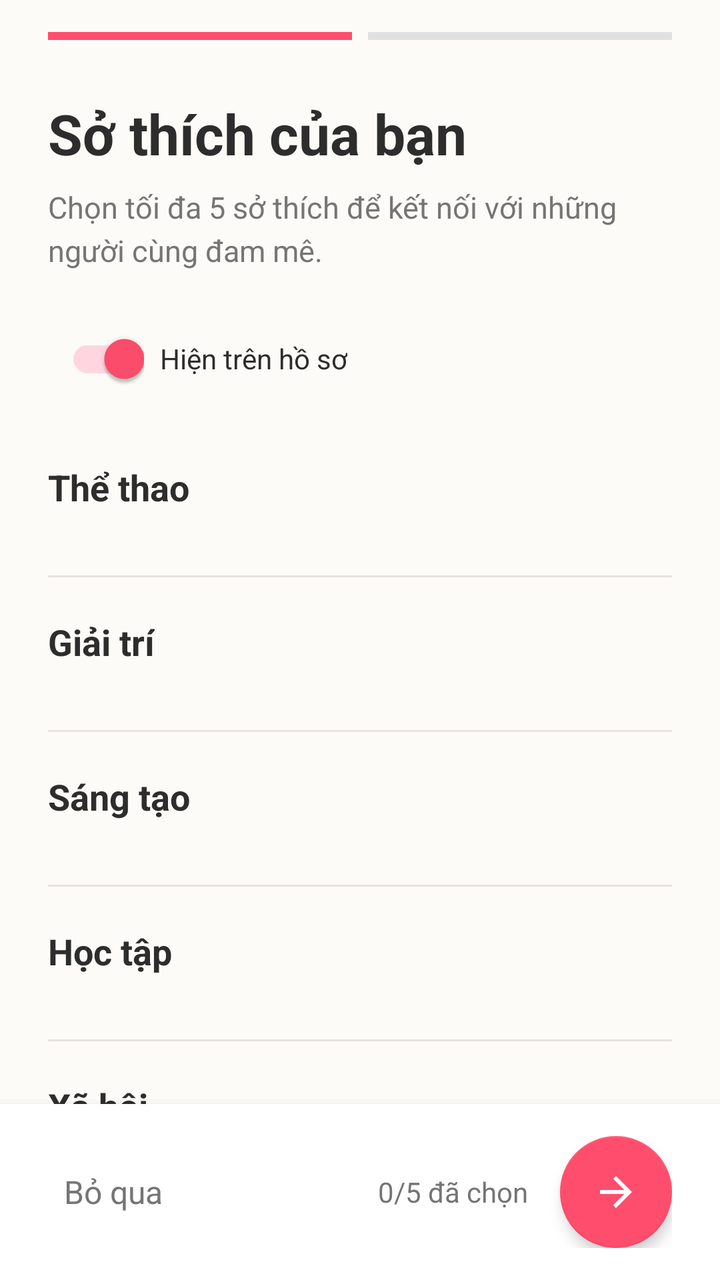
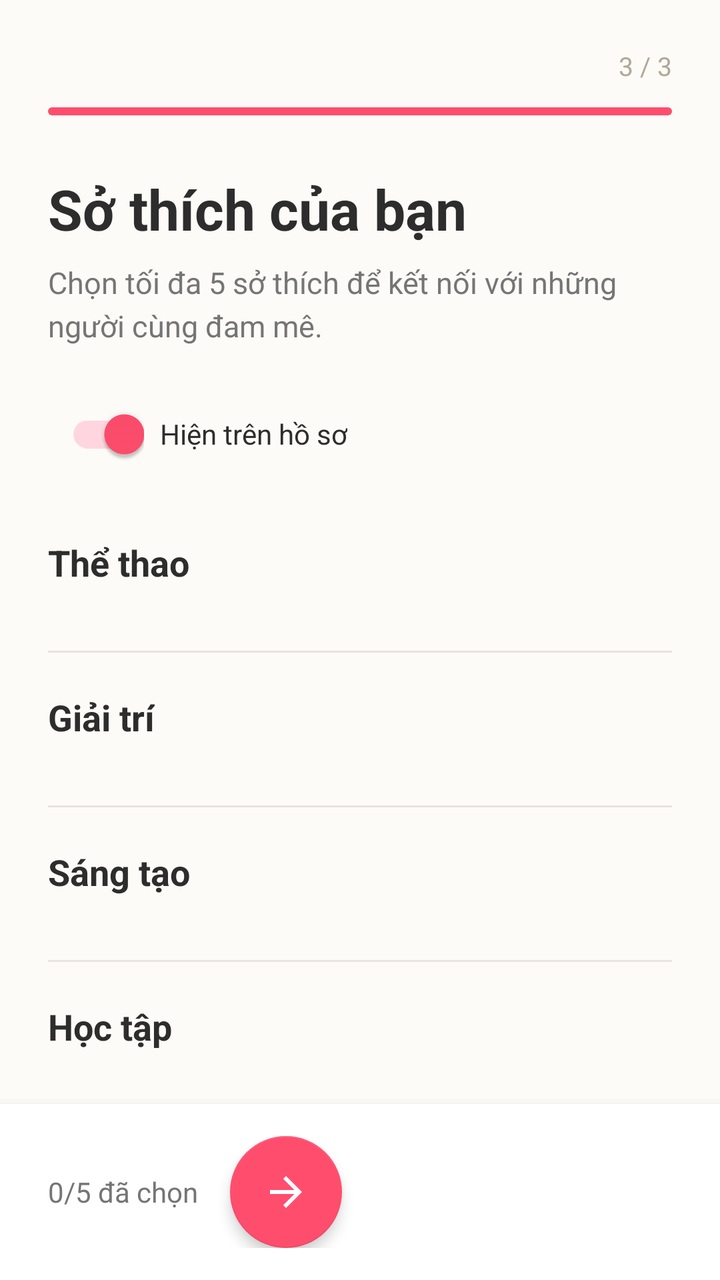

Two renders of the same Android screen: before a commit and after it. Below are the layout's source before the change and the commit's diff.
<!-- AndroidManifest.xml: application theme Theme.Weconnect -->
<!-- res/layout/activity_onboarding.xml -->
<?xml version="1.0" encoding="utf-8"?>
<androidx.constraintlayout.widget.ConstraintLayout
    xmlns:android="http://schemas.android.com/apk/res/android"
    xmlns:app="http://schemas.android.com/apk/res-auto"
    android:layout_width="match_parent"
    android:layout_height="match_parent"
    android:background="@color/soft_beige"
    android:fitsSystemWindows="true">

    
    <LinearLayout
        android:id="@+id/progressBarContainer"
        android:layout_width="match_parent"
        android:layout_height="wrap_content"
        android:orientation="horizontal"
        android:paddingHorizontal="24dp"
        android:paddingTop="16dp"
        app:layout_constraintTop_toTopOf="parent">

        <View
            android:id="@+id/progressStep1"
            android:layout_width="0dp"
            android:layout_height="4dp"
            android:layout_weight="1"
            android:layout_marginEnd="4dp"
            android:background="@color/primary_pink" />

        <View
            android:id="@+id/progressStep2"
            android:layout_width="0dp"
            android:layout_height="4dp"
            android:layout_weight="1"
            android:layout_marginStart="4dp"
            android:background="#E0E0E0" />
    </LinearLayout>

    <androidx.core.widget.NestedScrollView
        android:layout_width="match_parent"
        android:layout_height="0dp"
        android:fillViewport="true"
        app:layout_constraintTop_toBottomOf="@id/progressBarContainer"
        app:layout_constraintBottom_toTopOf="@id/bottomBar">

        <LinearLayout
            android:layout_width="match_parent"
            android:layout_height="wrap_content"
            android:orientation="vertical"
            android:paddingHorizontal="24dp"
            android:paddingTop="28dp"
            android:paddingBottom="24dp">

            <TextView
                android:layout_width="wrap_content"
                android:layout_height="wrap_content"
                android:text="Sở thích của bạn"
                android:textColor="@color/text_primary"
                android:textSize="28sp"
                android:textStyle="bold" />

            <TextView
                android:layout_width="wrap_content"
                android:layout_height="wrap_content"
                android:layout_marginTop="8dp"
                android:text="Chọn tối đa 5 sở thích để kết nối với những người cùng đam mê."
                android:textColor="@color/text_secondary"
                android:textSize="15sp"
                android:lineSpacingExtra="4dp" />

            
            <LinearLayout
                android:layout_width="wrap_content"
                android:layout_height="wrap_content"
                android:layout_marginTop="20dp"
                android:gravity="center_vertical"
                android:orientation="horizontal">

                <com.google.android.material.switchmaterial.SwitchMaterial
                    android:id="@+id/switchShowOnProfile"
                    android:layout_width="wrap_content"
                    android:layout_height="wrap_content"
                    android:checked="true"
                    app:thumbTint="@color/primary_pink"
                    app:trackTint="#FFD6DF" />

                <TextView
                    android:layout_width="wrap_content"
                    android:layout_height="wrap_content"
                    android:layout_marginStart="8dp"
                    android:text="Hiện trên hồ sơ"
                    android:textColor="@color/text_primary"
                    android:textSize="14sp" />
            </LinearLayout>

            
            <TextView
                android:layout_width="wrap_content"
                android:layout_height="wrap_content"
                android:layout_marginTop="28dp"
                android:text="Thể thao"
                android:textColor="@color/text_primary"
                android:textSize="18sp"
                android:textStyle="bold" />

            <com.google.android.material.chip.ChipGroup
                android:id="@+id/chipGroupSport"
                android:layout_width="match_parent"
                android:layout_height="wrap_content"
                android:layout_marginTop="12dp"
                app:chipSpacingHorizontal="8dp"
                app:chipSpacingVertical="8dp"
                app:singleLine="false" />

            <View
                android:layout_width="match_parent"
                android:layout_height="1dp"
                android:layout_marginTop="20dp"
                android:background="#E8E4DE" />

            
            <TextView
                android:layout_width="wrap_content"
                android:layout_height="wrap_content"
                android:layout_marginTop="20dp"
                android:text="Giải trí"
                android:textColor="@color/text_primary"
                android:textSize="18sp"
                android:textStyle="bold" />

            <com.google.android.material.chip.ChipGroup
                android:id="@+id/chipGroupEntertainment"
                android:layout_width="match_parent"
                android:layout_height="wrap_content"
                android:layout_marginTop="12dp"
                app:chipSpacingHorizontal="8dp"
                app:chipSpacingVertical="8dp"
                app:singleLine="false" />

            <View
                android:layout_width="match_parent"
                android:layout_height="1dp"
                android:layout_marginTop="20dp"
                android:background="#E8E4DE" />

            
            <TextView
                android:layout_width="wrap_content"
                android:layout_height="wrap_content"
                android:layout_marginTop="20dp"
                android:text="Sáng tạo"
                android:textColor="@color/text_primary"
                android:textSize="18sp"
                android:textStyle="bold" />

            <com.google.android.material.chip.ChipGroup
                android:id="@+id/chipGroupCreative"
                android:layout_width="match_parent"
                android:layout_height="wrap_content"
                android:layout_marginTop="12dp"
                app:chipSpacingHorizontal="8dp"
                app:chipSpacingVertical="8dp"
                app:singleLine="false" />

            <View
                android:layout_width="match_parent"
                android:layout_height="1dp"
                android:layout_marginTop="20dp"
                android:background="#E8E4DE" />

            
            <TextView
                android:layout_width="wrap_content"
                android:layout_height="wrap_content"
                android:layout_marginTop="20dp"
                android:text="Học tập"
                android:textColor="@color/text_primary"
                android:textSize="18sp"
                android:textStyle="bold" />

            <com.google.android.material.chip.ChipGroup
                android:id="@+id/chipGroupStudy"
                android:layout_width="match_parent"
                android:layout_height="wrap_content"
                android:layout_marginTop="12dp"
                app:chipSpacingHorizontal="8dp"
                app:chipSpacingVertical="8dp"
                app:singleLine="false" />

            <View
                android:layout_width="match_parent"
                android:layout_height="1dp"
                android:layout_marginTop="20dp"
                android:background="#E8E4DE" />

            
            <TextView
                android:layout_width="wrap_content"
                android:layout_height="wrap_content"
                android:layout_marginTop="20dp"
                android:text="Xã hội"
                android:textColor="@color/text_primary"
                android:textSize="18sp"
                android:textStyle="bold" />

            <com.google.android.material.chip.ChipGroup
                android:id="@+id/chipGroupSocial"
                android:layout_width="match_parent"
                android:layout_height="wrap_content"
                android:layout_marginTop="12dp"
                app:chipSpacingHorizontal="8dp"
                app:chipSpacingVertical="8dp"
                app:singleLine="false" />

        </LinearLayout>
    </androidx.core.widget.NestedScrollView>

    
    <LinearLayout
        android:id="@+id/bottomBar"
        android:layout_width="match_parent"
        android:layout_height="wrap_content"
        android:orientation="horizontal"
        android:gravity="center_vertical"
        android:background="@color/card_surface"
        android:elevation="8dp"
        android:paddingHorizontal="24dp"
        android:paddingVertical="16dp"
        app:layout_constraintBottom_toBottomOf="parent">

        <TextView
            android:id="@+id/tvSkip"
            android:layout_width="wrap_content"
            android:layout_height="wrap_content"
            android:text="Bỏ qua"
            android:textColor="@color/text_secondary"
            android:textSize="16sp"
            android:padding="8dp"
            android:clickable="true"
            android:focusable="true" />

        <View
            android:layout_width="0dp"
            android:layout_height="0dp"
            android:layout_weight="1" />

        <TextView
            android:id="@+id/tvSelectedCount"
            android:layout_width="wrap_content"
            android:layout_height="wrap_content"
            android:text="0/5 đã chọn"
            android:textColor="@color/text_secondary"
            android:textSize="14sp"
            android:layout_marginEnd="16dp" />

        <com.google.android.material.floatingactionbutton.FloatingActionButton
            android:id="@+id/fabNext"
            android:layout_width="wrap_content"
            android:layout_height="wrap_content"
            android:src="@drawable/ic_arrow_right"
            android:contentDescription="Tiếp"
            app:backgroundTint="@color/primary_pink"
            app:tint="@android:color/white"
            app:fabSize="normal"
            app:elevation="4dp" />
    </LinearLayout>

</androidx.constraintlayout.widget.ConstraintLayout>
<!-- resources referenced by this layout -->
<resources>
  <color name="card_surface">#FFFFFF</color>
  <color name="primary_pink">#FF4D6D</color>
  <color name="soft_beige">#FDFBF7</color>
  <color name="text_primary">#2D2D2D</color>
  <color name="text_secondary">#757575</color>
  <!-- drawable ic_arrow_right (drawable) -->
  <vector xmlns:android="http://schemas.android.com/apk/res/android"
      android:width="24dp"
      android:height="24dp"
      android:viewportWidth="24"
      android:viewportHeight="24">
      <path
          android:fillColor="#FFFFFF"
          android:pathData="M12,4l-1.41,1.41L16.17,11H4v2h12.17l-5.58,5.59L12,20l8,-8z" />
  </vector>
  <style name="Theme.Weconnect" parent="Theme.MaterialComponents.DayNight.NoActionBar" />
</resources>

<!-- the commit's change to res/layout/activity_onboarding.xml (unified diff, before → after) -->
@@ -12,26 +12,40 @@
         android:id="@+id/progressBarContainer"
         android:layout_width="match_parent"
         android:layout_height="wrap_content"
-        android:orientation="horizontal"
+        android:orientation="vertical"
         android:paddingHorizontal="24dp"
         android:paddingTop="16dp"
         app:layout_constraintTop_toTopOf="parent">
 
-        <View
+        <LinearLayout
+            android:layout_width="match_parent"
+            android:layout_height="wrap_content"
+            android:layout_marginTop="8dp"
+            android:gravity="center_vertical"
+            android:orientation="horizontal">
+
+            <View
+                android:layout_width="0dp"
+                android:layout_height="0dp"
+                android:layout_weight="1" />
+
+            <TextView
+                android:layout_width="wrap_content"
+                android:layout_height="wrap_content"
+                android:text="3 / 3"
+                android:textColor="#B0A898"
+                android:textSize="13sp" />
+        </LinearLayout>
+
+        <ProgressBar
             android:id="@+id/progressStep1"
-            android:layout_width="0dp"
+            style="?android:attr/progressBarStyleHorizontal"
+            android:layout_width="match_parent"
             android:layout_height="4dp"
-            android:layout_weight="1"
-            android:layout_marginEnd="4dp"
-            android:background="@color/primary_pink" />
-
-        <View
-            android:id="@+id/progressStep2"
-            android:layout_width="0dp"
-            android:layout_height="4dp"
-            android:layout_weight="1"
-            android:layout_marginStart="4dp"
-            android:background="#E0E0E0" />
+            android:layout_marginTop="12dp"
+            android:max="3"
+            android:progress="3"
+            android:progressDrawable="@drawable/progress_bar_pink" />
     </LinearLayout>
 
     <androidx.core.widget.NestedScrollView
@@ -227,22 +241,6 @@
         app:layout_constraintBottom_toBottomOf="parent">
 
         <TextView
-            android:id="@+id/tvSkip"
-            android:layout_width="wrap_content"
-            android:layout_height="wrap_content"
-            android:text="Bỏ qua"
-            android:textColor="@color/text_secondary"
-            android:textSize="16sp"
-            android:padding="8dp"
-            android:clickable="true"
-            android:focusable="true" />
-
-        <View
-            android:layout_width="0dp"
-            android:layout_height="0dp"
-            android:layout_weight="1" />
-
-        <TextView
             android:id="@+id/tvSelectedCount"
             android:layout_width="wrap_content"
             android:layout_height="wrap_content"
<!-- resource entries referenced after the edit -->
@@ -15,6 +15,52 @@
           android:fillColor="#FFFFFF"
           android:pathData="M12,4l-1.41,1.41L16.17,11H4v2h12.17l-5.58,5.59L12,20l8,-8z" />
   </vector>
-  <style name="Theme.Weconnect" parent="Theme.MaterialComponents.DayNight.NoActionBar" />
+  <!-- drawable progress_bar_pink (drawable) -->
+  <?xml version="1.0" encoding="utf-8"?>
+  <layer-list xmlns:android="http://schemas.android.com/apk/res/android">
+      <item android:id="@android:id/background">
+          <shape android:shape="rectangle">
+              <corners android:radius="4dp" />
+              <solid android:color="#F2F2F7" />
+          </shape>
+      </item>
+      <item android:id="@android:id/progress">
+          <clip>
+              <shape android:shape="rectangle">
+                  <corners android:radius="4dp" />
+                  <solid android:color="#FF4D6D" />
+              </shape>
+          </clip>
+      </item>
+  </layer-list>
+  <style name="Theme.Weconnect" parent="Theme.MaterialComponents.DayNight.NoActionBar">
+          <item name="materialAlertDialogTheme">@style/Dialog.App</item>
+      </style>
+  <style name="Dialog.App" parent="ThemeOverlay.MaterialComponents.MaterialAlertDialog">
+          <item name="alertDialogStyle">@style/MaterialAlertDialog.App</item>
+          <item name="buttonBarNegativeButtonStyle">@style/Dialog.App.ButtonNegative</item>
+          <item name="buttonBarPositiveButtonStyle">@style/Dialog.App.ButtonPositive</item>
+          <item name="buttonBarNeutralButtonStyle">@style/Dialog.App.ButtonNeutral</item>
+      </style>
+  <style name="MaterialAlertDialog.App" parent="MaterialAlertDialog.MaterialComponents">
+          <item name="shapeAppearance">@style/ShapeAppearance.App.Dialog</item>
+      </style>
+  <style name="Dialog.App.ButtonNegative" parent="Widget.MaterialComponents.Button.TextButton.Dialog">
+          <item name="android:textColor">@color/primary_pink</item>
+          <item name="android:fontFamily">sans-serif-medium</item>
+      </style>
+  <style name="Dialog.App.ButtonPositive" parent="Widget.MaterialComponents.Button.TextButton.Dialog">
+          <item name="android:textColor">@color/primary_pink</item>
+          <item name="android:textStyle">bold</item>
+          <item name="android:fontFamily">sans-serif-medium</item>
+      </style>
+  <style name="Dialog.App.ButtonNeutral" parent="Widget.MaterialComponents.Button.TextButton.Dialog">
+          <item name="android:textColor">@color/text_secondary</item>
+          <item name="android:fontFamily">sans-serif-medium</item>
+      </style>
+  <style name="ShapeAppearance.App.Dialog" parent="">
+          <item name="cornerFamily">rounded</item>
+          <item name="cornerSize">20dp</item>
+      </style>
 </resources>
 
